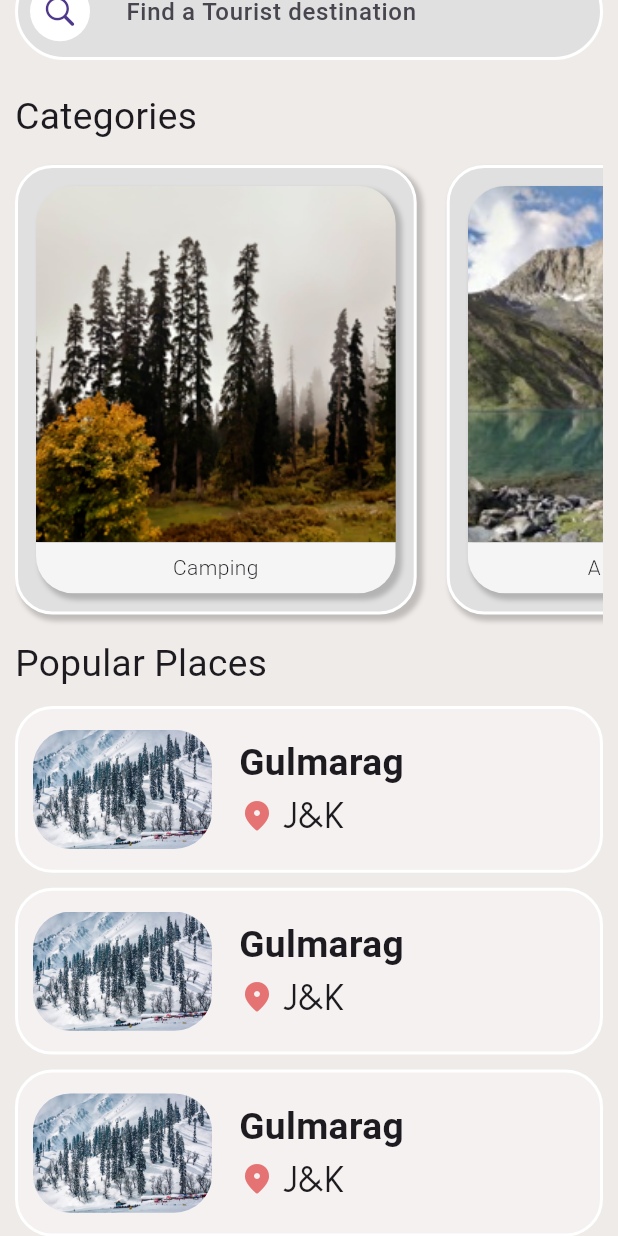
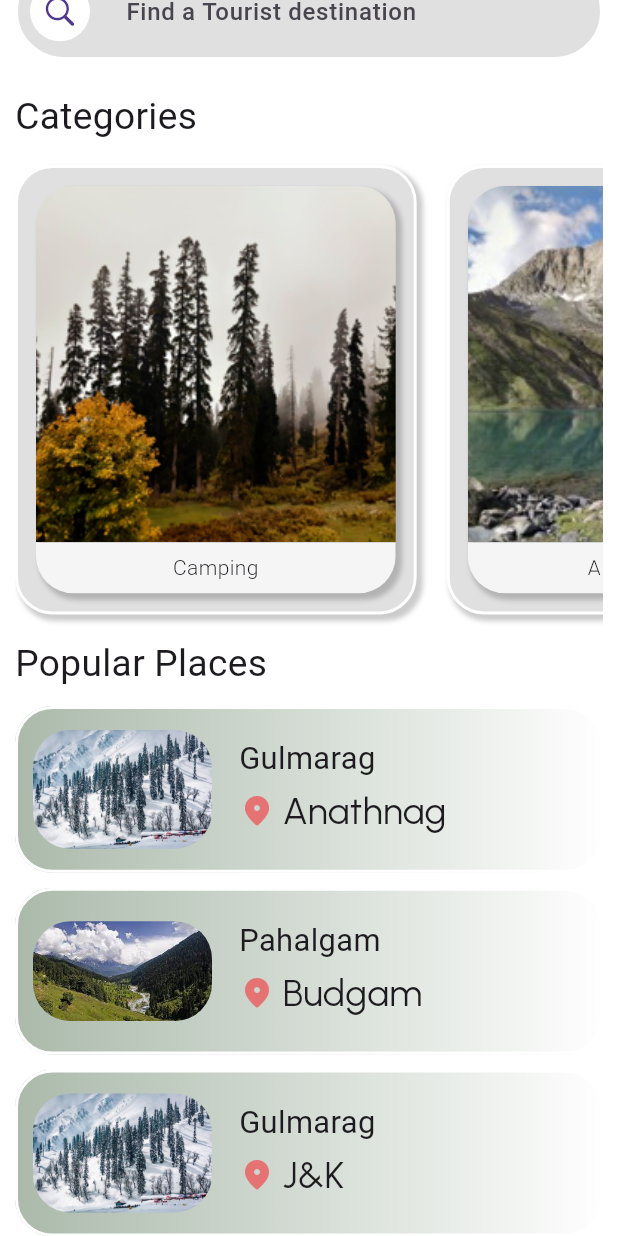
Before and after one commit to tavkeer/tazee, a Flutter app: the HomePage screen opened directly, scrolled down 157 dp, on a phone screen of 412 x 824 dp. Run offline on Flutter 3.47's test engine with Material 2 defaults, Android fonts, the phone set to English and light mode, and no system bars; our stand-ins replace firebase_auth, firebase_core, get, google_fonts, google_nav_bar, google_sign_in and 1 more; accounts and stored records are empty; network calls fail; Roboto replaces fonts that are missing (Ubuntu).

```diff
--- a/lib/controllers/email_signin_controller.dart
+++ b/lib/controllers/email_signin_controller.dart
@@ -18,7 +18,7 @@ class EmailSignController extends GetxController {
           .signInWithEmailAndPassword(email: email, password: password)
           .then((user) {
         if (user != null) {
-          Get.off(() => const HomePage());
+          Get.off(() => const LandingPage());
         }
       });
     } on FirebaseAuthException catch (e) {
@@ -47,7 +47,7 @@ class EmailSignController extends GetxController {
   void onReady() {
     super.onReady();
     (loginStatus())
-        ? Get.off(() => const HomePage())
+        ? Get.off(() => const LandingPage())
         : Get.off(() => const LoginPage());
   }
 
@@ -68,7 +68,7 @@ class EmailSignController extends GetxController {
           .then(
         (user) {
           if (user != null) {
-            Get.off(() => const HomePage());
+            Get.off(() => const LandingPage());
           }
         },
       );
--- a/lib/controllers/google_signin_controller.dart
+++ b/lib/controllers/google_signin_controller.dart
@@ -32,7 +32,7 @@ class GoogleSignController extends GetxController {
       (user) {
         if (user != null) {
           debugPrint("GoogleloginSucess");
-          Get.off(() => const HomePage());
+          Get.off(() => const LandingPage());
         }
       },
     );
--- a/lib/export_screens.dart
+++ b/lib/export_screens.dart
@@ -21,7 +21,7 @@ export 'package:tazee/widgets/divider_with_middletext.dart';
 export 'package:tazee/widgets/toggle_signup.dart';
 export 'package:flutter/services.dart';
 export 'package:tazee/widgets/floating_bottom_navbar.dart';
-
+export 'package:tazee/views/landing_page/landing_page.dart';
 export 'package:tazee/views/home_page/utils/popular_place_container.dart';
 export 'package:tazee/views/home_page/components/category_list.dart';
 export 'package:tazee/views/home_page/utils/category_listitem.dart';
--- a/lib/views/home_page/home_page.dart
+++ b/lib/views/home_page/home_page.dart
@@ -1,4 +1,3 @@
-// ignore_for_file: public_member_api_docs, sort_constructors_first
 import 'package:tazee/export_screens.dart';
 
 class HomePage extends StatelessWidget {
@@ -15,6 +14,7 @@ class HomePage extends StatelessWidget {
     final double height = MediaQuery.of(context).size.height;
     final double width = MediaQuery.of(context).size.width;
     return Scaffold(
+      backgroundColor: Colors.transparent,
       body: Padding(
         padding: const EdgeInsets.symmetric(horizontal: 10),
         child: SingleChildScrollView(
@@ -74,15 +74,15 @@ class HomePage extends StatelessWidget {
               PopularPlaces(
                 width: width,
                 place: "Gulmarag",
-                location: "J&K",
+                location: "Anathnag",
                 imgPath: 'assets/gul.jpeg',
               ),
               const SizedBox(height: 10),
               PopularPlaces(
                 width: width,
-                place: "Gulmarag",
-                location: "J&K",
-                imgPath: 'assets/gul.jpeg',
+                place: "Pahalgam",
+                location: "Budgam",
+                imgPath: 'assets/pahalgam.jpeg',
               ),
               const SizedBox(height: 10),
               PopularPlaces(
--- a/lib/views/home_page/utils/popular_place_container.dart
+++ b/lib/views/home_page/utils/popular_place_container.dart
@@ -27,6 +27,10 @@ class PopularPlaces extends StatelessWidget {
           width: 2,
           color: Colors.white,
         ),
+        image: const DecorationImage(
+          image: AssetImage('assets/tint.jpeg'),
+          fit: BoxFit.cover,
+        ),
       ),
       child: Padding(
         padding: const EdgeInsets.all(10),
@@ -53,8 +57,8 @@ class PopularPlaces extends StatelessWidget {
                     Text(
                       place,
                       style: TextStyle(
-                        fontSize: width * 0.06,
-                        fontWeight: FontWeight.bold,
+                        fontSize: width * 0.05,
+                        fontWeight: FontWeight.w400,
                         fontFamily: GoogleFonts.ubuntu().fontFamily,
                       ),
                     ),
```
Also changed, not shown: lib/views/landing_page/landing_page.dart (added, +31 -0 lines), assets/tint.jpeg, assets/tint2.jpeg (added), assets/tint3.jpeg (added), assets/tint4.jpeg (added).
